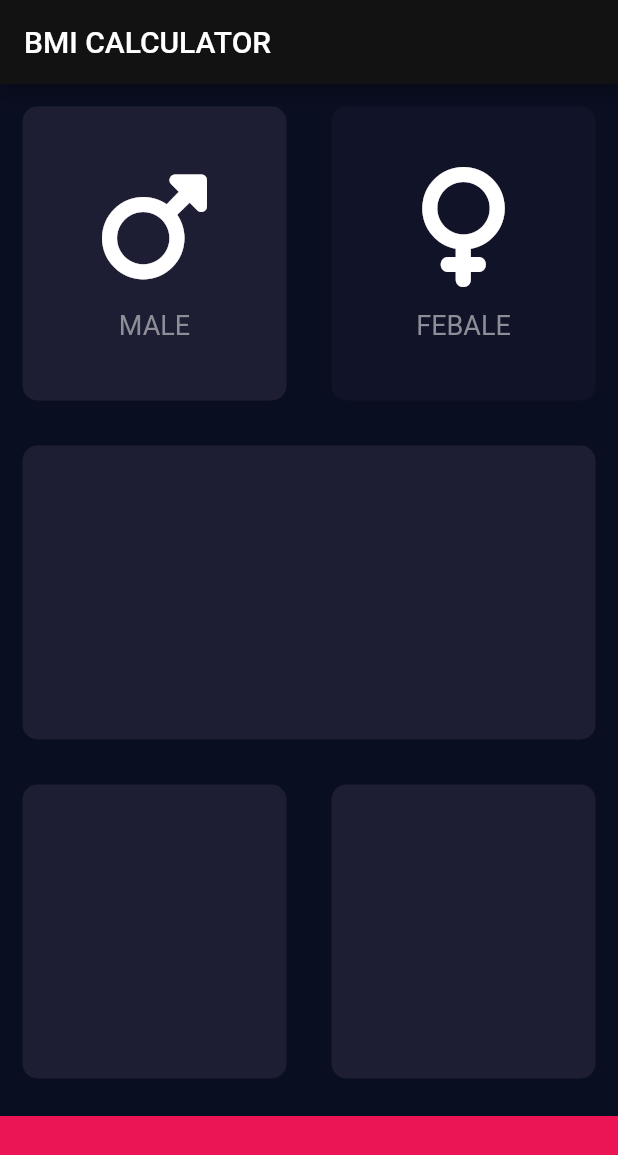
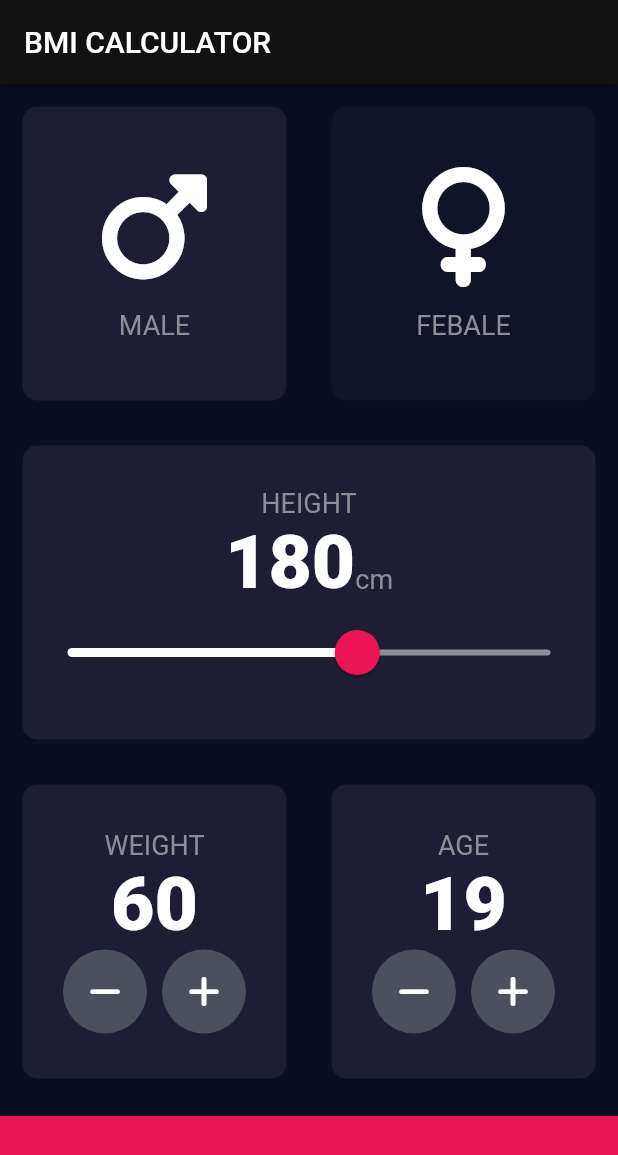
Before and after one commit to choijaegwon/bmi_calculator_flutter, a Flutter app: the screen it shows after launch, on a phone screen of 412 x 824 dp. Shown: the top 1155 px of the screen. Run offline on Flutter 3.47's test engine with Material 2 defaults, Android fonts, the phone set to English and light mode, and no system bars; our stand-ins replace font_awesome_flutter.

Commit message:
feat: RoundIconButton 커스텀

```diff
--- a/lib/input_page.dart
+++ b/lib/input_page.dart
@@ -3,11 +3,7 @@ import 'package:font_awesome_flutter/font_awesome_flutter.dart';
 import 'package:flutter/material.dart';
 import 'reusable_card.dart';
 import 'icon_content.dart';
-
-const bottomContainerHeight = 80.0;
-const activeCardColour = Color(0XFF1D1E33);
-const inactiveCardColour = Color(0xFF111328);
-const bottomContainerColour = Color(0xFFEB1555);
+import 'constants.dart';
 
 enum Gender {
   male,
@@ -21,6 +17,9 @@ class InputPage extends StatefulWidget {
 
 class _InputPageState extends State<InputPage> {
   Gender selectedGender = Gender.male;
+  int height = 180;
+  int weight = 60;
+  int AGE = 19;
 
   @override
   Widget build(BuildContext context) {
@@ -29,6 +28,7 @@ class _InputPageState extends State<InputPage> {
         title: Text('BMI CALCULATOR'),
       ),
       body: Column(
+        crossAxisAlignment: CrossAxisAlignment.stretch,
         children: [
           Expanded(
               child: Row(
@@ -41,8 +41,8 @@ class _InputPageState extends State<InputPage> {
                     });
                   },
                   colour: selectedGender == Gender.male
-                      ? activeCardColour
-                      : inactiveCardColour,
+                      ? kActiveCardColour
+                      : kInactiveCardColour,
                   cardChild: IconContent(
                     icon: FontAwesomeIcons.mars,
                     label: 'MALE',
@@ -55,8 +55,8 @@ class _InputPageState extends State<InputPage> {
                     selectedGender = Gender.female;
                   },
                   colour: selectedGender == Gender.female
-                      ? activeCardColour
-                      : inactiveCardColour,
+                      ? kActiveCardColour
+                      : kInactiveCardColour,
                   cardChild: IconContent(
                     icon: FontAwesomeIcons.venus,
                     label: 'FEBALE',
@@ -67,7 +67,53 @@ class _InputPageState extends State<InputPage> {
           )),
           Expanded(
             child: ReusableCard(
-              colour: activeCardColour,
+              colour: kActiveCardColour,
+              cardChild: Column(
+                mainAxisAlignment: MainAxisAlignment.center,
+                children: [
+                  Text(
+                    'HEIGHT',
+                    style: kLabelTextStyle,
+                  ),
+                  Row(
+                    mainAxisAlignment: MainAxisAlignment.center,
+                    crossAxisAlignment: CrossAxisAlignment.baseline,
+                    textBaseline: TextBaseline.alphabetic,
+                    children: [
+                      Text(
+                        height.toString(),
+                        style: kNumberTextStyle,
+                      ),
+                      Text(
+                        'cm',
+                        style: kLabelTextStyle,
+                      )
+                    ],
+                  ),
+                  SliderTheme(
+                    data: SliderTheme.of(context).copyWith(
+                      inactiveTrackColor: Color(0xFF8D8E98),
+                      activeTrackColor: Colors.white,
+                      thumbColor: Color(0xFFEB1555),
+                      overlayColor: Color(0x29EB1555),
+                      thumbShape:
+                          RoundSliderThumbShape(enabledThumbRadius: 15.0),
+                      overlayShape:
+                          RoundSliderOverlayShape(overlayRadius: 30.0),
+                    ),
+                    child: Slider(
+                        value: height.toDouble(),
+                        min: 120,
+                        max: 220,
+                        onChanged: (double newValue) {
+                          setState(() {
+                            height = newValue.round();
+                            print(newValue);
+                          });
+                        }),
+                  )
+                ],
+              ),
             ),
           ),
           Expanded(
@@ -75,24 +121,136 @@ class _InputPageState extends State<InputPage> {
             children: [
               Expanded(
                 child: ReusableCard(
-                  colour: activeCardColour,
+                  colour: kActiveCardColour,
+                  cardChild: Column(
+                    mainAxisAlignment: MainAxisAlignment.center,
+                    children: [
+                      Text(
+                        'WEIGHT',
+                        style: kLabelTextStyle,
+                      ),
+                      Text(
+                        weight.toString(),
+                        style: kNumberTextStyle,
+                      ),
+                      Row(
+                        mainAxisAlignment: MainAxisAlignment.center,
+                        children: [
+                          RoundIconButton(
+                            icon: FontAwesomeIcons.minus,
+                            onPressed: () {
+                              setState(() {
+                                weight--;
+                              });
+                            },
+                          ),
+                          // FloatingActionButton(
+                          //   backgroundColor: Color(0xFF4C4F5E),
+                          //   child: Icon(
+                          //     Icons.add,
+                          //     color: Colors.white,
+                          //   ),
+                          //   onPressed: () {},
+                          // ),
+                          SizedBox(
+                            width: 10.0,
+                          ),
+                          RoundIconButton(
+                            icon: FontAwesomeIcons.plus,
+                            onPressed: () {
+                              setState(() {
+                                weight++;
+                              });
+                            },
+                          ),
+                          // FloatingActionButton(
+                          //   backgroundColor: Color(0xFF4C4F5E),
+                          //   child: Icon(
+                          //     Icons.add,
+                          //     color: Colors.white,
+                          //   ),
+                          //   onPressed: () {},
+                          // ),
+                        ],
+                      )
+                    ],
+                  ),
                 ),
               ),
               Expanded(
                 child: ReusableCard(
-                  colour: activeCardColour,
+                  colour: kActiveCardColour,
+                  cardChild: Column(
+                    mainAxisAlignment: MainAxisAlignment.center,
+                    children: [
+                      Text(
+                        'AGE',
+                        style: kLabelTextStyle,
+                      ),
+                      Text(
+                        AGE.toString(),
+                        style: kNumberTextStyle,
+                      ),
+                      Row(
+                        mainAxisAlignment: MainAxisAlignment.center,
+                        children: [
+                          RoundIconButton(
+                            icon: FontAwesomeIcons.minus,
+                            onPressed: () {
+                              setState(() {
+                                AGE--;
+                              });
+                            },
+                          ),
+                          SizedBox(
+                            width: 10,
+                          ),
+                          RoundIconButton(
+                            icon: FontAwesomeIcons.plus,
+                            onPressed: () {
+                              setState(() {
+                                AGE++;
+                              });
+                            },
+                          ),
+                        ],
+                      ),
+                    ],
+                  ),
                 ),
               ),
             ],
           )),
           Container(
-            color: bottomContainerColour,
+            color: kBottomContainerColour,
             margin: EdgeInsets.only(top: 10),
             width: double.infinity,
-            height: bottomContainerHeight,
+            height: kBottomContainerHeight,
           ),
         ],
       ),
     );
   }
 }
+
+class RoundIconButton extends StatelessWidget {
+  RoundIconButton({required this.icon, required this.onPressed});
+
+  final IconData icon;
+  final Function() onPressed;
+
+  @override
+  Widget build(BuildContext context) {
+    return RawMaterialButton(
+      child: Icon(icon),
+      onPressed: onPressed,
+      elevation: 0,
+      constraints: BoxConstraints.tightFor(
+        width: 56,
+        height: 56,
+      ),
+      shape: CircleBorder(),
+      fillColor: Color(0xFF4C4F5E),
+    );
+  }
+}
```
